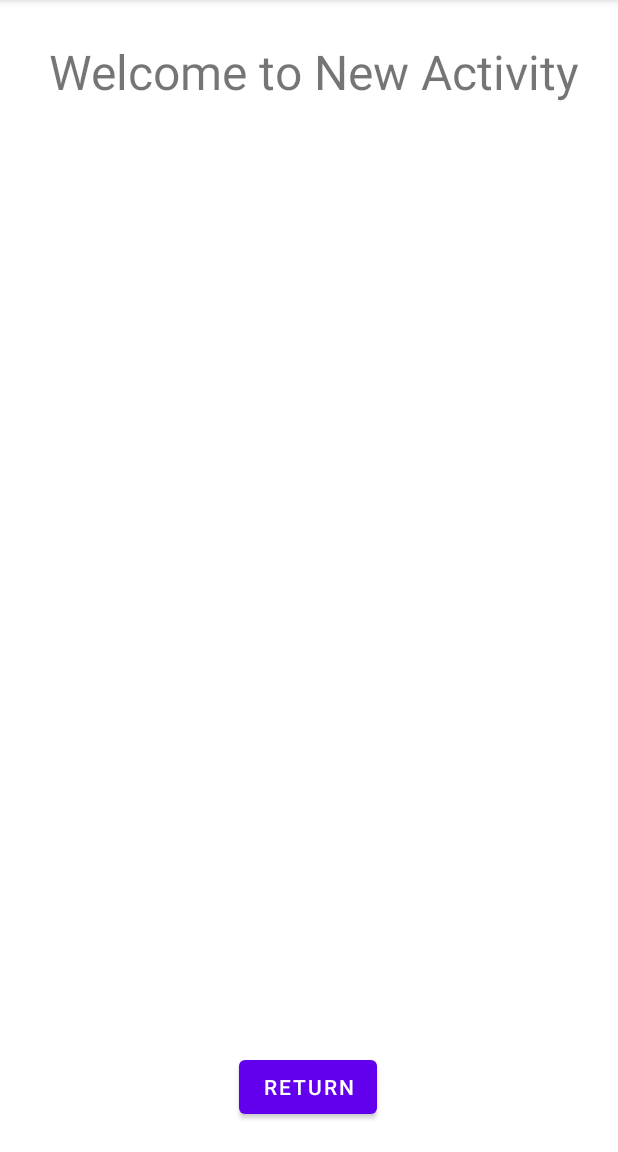
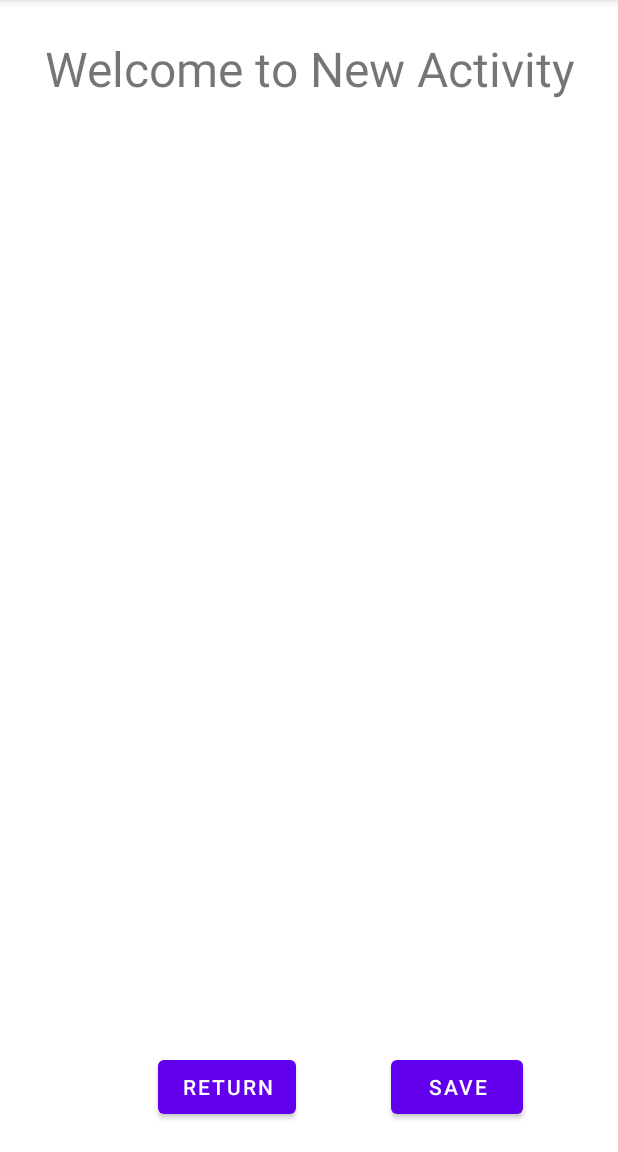
Before and after one commit to Helpless-Avocado/Avocado_Vision, an Android app: the MainActivity2 screen opened directly, with no data from a screen before it, on a phone screen of 412 x 824 dp, the part 84-1236 px from its top. Run offline under Robolectric (Android 15) with nearby library versions, the phone set to English and light mode, and no system bars.

Commit message:
Pushed Saving File to Image Gallery to the Image Editing screen. Optimized saving method between camera view and edit view.

```diff
--- a/app/src/main/res/layout/activity_main2.xml
+++ b/app/src/main/res/layout/activity_main2.xml
@@ -6,23 +6,6 @@
     android:layout_height="match_parent"
     tools:context=".MainActivity2">
 
-    <TextView
-        android:id="@+id/textView"
-        android:layout_width="wrap_content"
-        android:layout_height="wrap_content"
-        android:layout_centerInParent="true"
-        android:gravity="center"
-        android:padding="10dp"
-        android:text="@string/welcome_new"
-        android:textSize="32sp"
-        android:visibility="visible"
-        app:layout_constraintBottom_toBottomOf="parent"
-        app:layout_constraintEnd_toEndOf="parent"
-        app:layout_constraintHorizontal_bias="0.567"
-        app:layout_constraintStart_toStartOf="parent"
-        app:layout_constraintTop_toTopOf="parent"
-        app:layout_constraintVertical_bias="0.023" />
-
     <Button
         android:id="@+id/button"
         android:layout_width="wrap_content"
@@ -30,10 +13,20 @@
         android:text="@string/Return"
         app:layout_constraintBottom_toBottomOf="parent"
         app:layout_constraintEnd_toEndOf="parent"
-        app:layout_constraintHorizontal_bias="0.498"
+        app:layout_constraintHorizontal_bias="0.33"
         app:layout_constraintStart_toStartOf="parent"
         app:layout_constraintTop_toBottomOf="@+id/textView"
         app:layout_constraintVertical_bias="0.97" />
+
+    <Button
+        android:id="@+id/save_button"
+        android:layout_width="wrap_content"
+        android:layout_height="wrap_content"
+        android:text="@string/save"
+        app:layout_constraintBottom_toBottomOf="@+id/button"
+        app:layout_constraintEnd_toEndOf="parent"
+        app:layout_constraintStart_toEndOf="@+id/button"
+        app:layout_constraintTop_toTopOf="@+id/button" />
 
     <ImageView
         android:id="@+id/imageView1"
@@ -50,4 +43,21 @@
         app:srcCompat="@android:drawable/sym_def_app_icon"
         tools:srcCompat="@android:drawable/sym_def_app_icon" />
 
+    <TextView
+        android:id="@+id/textView"
+        android:layout_width="wrap_content"
+        android:layout_height="wrap_content"
+        android:layout_centerInParent="true"
+        android:gravity="center"
+        android:padding="10dp"
+        android:text="@string/welcome_new"
+        android:textSize="32sp"
+        android:visibility="visible"
+        app:layout_constraintBottom_toBottomOf="parent"
+        app:layout_constraintEnd_toEndOf="parent"
+        app:layout_constraintHorizontal_bias="0.50"
+        app:layout_constraintStart_toStartOf="parent"
+        app:layout_constraintTop_toTopOf="parent"
+        app:layout_constraintVertical_bias="0.02" />
+
 </androidx.constraintlayout.widget.ConstraintLayout>
--- a/app/src/main/res/values/strings.xml
+++ b/app/src/main/res/values/strings.xml
@@ -5,4 +5,5 @@
     <string name="welcome_new">Welcome to New Activity</string>
     <string name="img_desc">Image to be Filtered</string>
     <string name="picture">Picture</string>
+    <string name="save">Save</string>
 </resources>
```
Also changed, not shown: app/src/main/java/com/example/opencv2/MainActivity.java (+2 -8 lines), app/src/main/java/com/example/opencv2/MainActivity2.java (+63 -3 lines), 1 other file.
